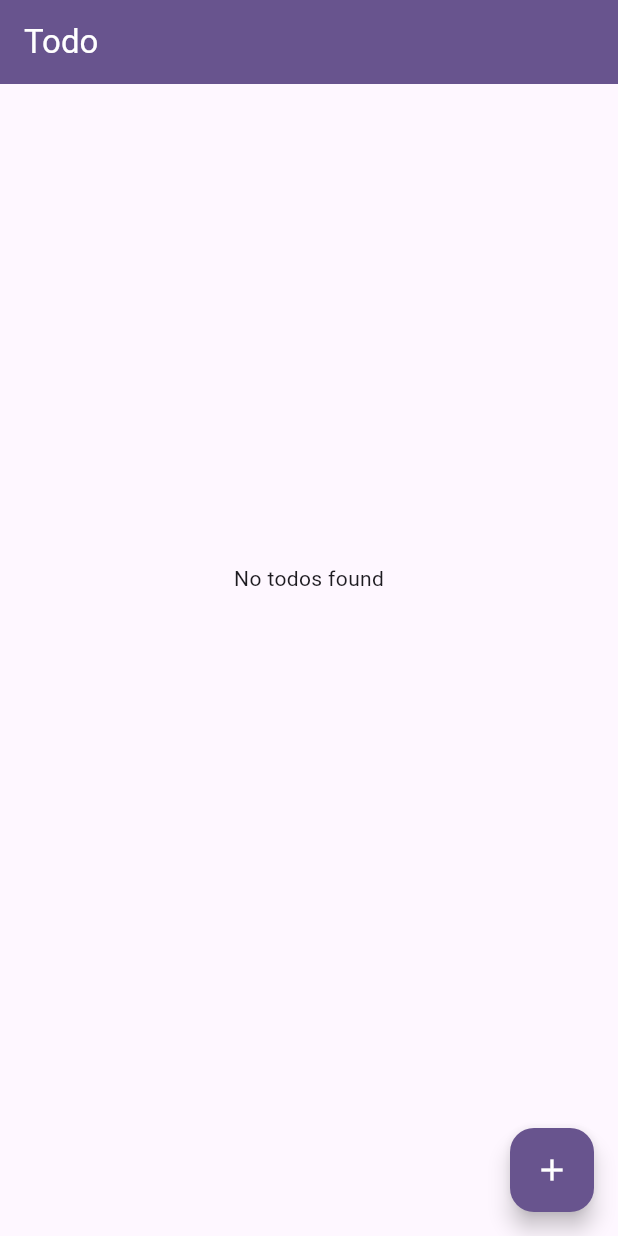
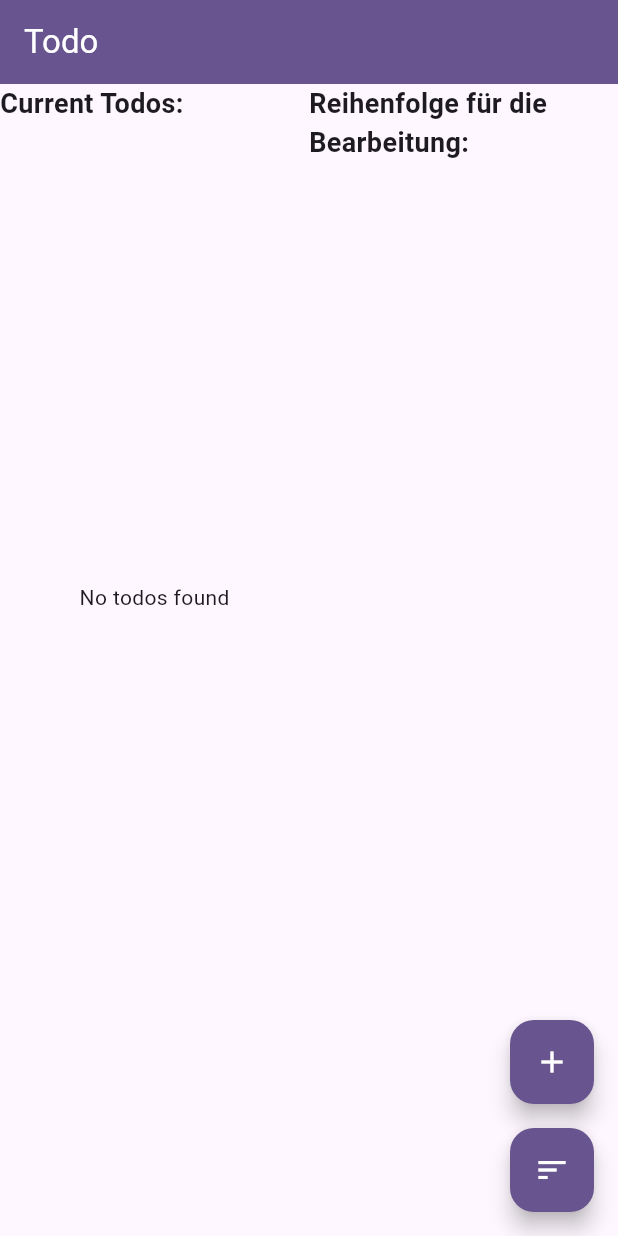
Before and after one commit to csoltenborn/web_entwicklung_BFAX422A, a Flutter app: the screen it shows after launch, on a phone screen of 412 x 824 dp. Run offline on Flutter 3.47's test engine with Material 3 defaults, Android fonts, the phone set to English and light mode, and no system bars; our stand-ins replace cloud_firestore, firebase_core; missing offline and left inert: openapi; accounts and stored records are empty; statements that could not run were skipped.

Commit message:
Todo liste fertig gestellt

```diff
--- a/flutter_application/lib/home_page.dart
+++ b/flutter_application/lib/home_page.dart
@@ -7,6 +7,9 @@ import 'package:flutter_application/services/database_services.dart';
 import 'package:openapi/api.dart';
 import 'package:provider/provider.dart';
 import 'package:intl/intl.dart';
+import 'package:uuid/uuid.dart';
+
+
 
 class HomePage extends StatefulWidget {
   const HomePage({super.key, required this.title});
@@ -18,6 +21,7 @@ class HomePage extends StatefulWidget {
 }
 
 class _HomePageState extends State<HomePage> {
+
   final TextEditingController _textEditingController = TextEditingController();
 
   final DatabaseServices _databaseServices = DatabaseServices();
@@ -25,6 +29,10 @@ class _HomePageState extends State<HomePage> {
 
   String _userInput = "";
   String _aiAnswer = "";
+
+  List<String> allTodoTexts = [];
+  List<String> allTodoTextsnot = [];
+  List<String> words =[];
 
   ChatApi? _api;
 
@@ -58,44 +66,33 @@ class _HomePageState extends State<HomePage> {
       resizeToAvoidBottomInset: false,
       appBar: _appBar(),
       body: _buildUI(),
-      floatingActionButton: FloatingActionButton(onPressed: _displayTextInputDialog , backgroundColor: Theme.of(context).colorScheme.primary,
+      floatingActionButton: Column(
+        mainAxisAlignment: MainAxisAlignment.end,
+        crossAxisAlignment: CrossAxisAlignment.end,
+        children: [
+          FloatingActionButton(
+            onPressed: _displayTextInputDialog,
+            backgroundColor: Theme.of(context).colorScheme.primary,
             child: const Icon(
               Icons.add,
               color: Colors.white,
             ),
           ),
-    );
-  }
+          const SizedBox(height: 16),
 
-  /**
-      body: Column(
-        children: <Widget>[
-          TextField(
-            key: const Key('UserInputTextField'),
-            maxLines: 5,
-            decoration: const InputDecoration(
-              hintText: 'Enter text here',
-            ),
-            onChanged: (String value) {
-              _setUserInput(value);
-            },
-          ),
-          Expanded(
-            child: Text(
-              _aiAnswer,
-              key: const Key('AiAnswerText'),
+          FloatingActionButton(
+            onPressed: sort,
+            backgroundColor: Theme.of(context).colorScheme.primary,
+            child: const Icon(
+              Icons.sort,
+              color: Colors.white,
             ),
           ),
         ],
       ),
-      floatingActionButton: FloatingActionButton(
-        tooltip: 'Ask AI',
-        onPressed: _askAI,
-        child: const Icon(Icons.send),
-      ),
     );
   }
-*/
+
   PreferredSizeWidget _appBar() {
     return AppBar(
       backgroundColor: Theme.of(context).colorScheme.primary,
@@ -120,6 +117,21 @@ class _HomePageState extends State<HomePage> {
   return SizedBox(
     height: MediaQuery.of(context).size.height * 0.8,
     width: MediaQuery.of(context).size.width,
+    child: Row(
+      crossAxisAlignment: CrossAxisAlignment.start,
+      children: [
+        Expanded(
+          child: Column(
+            crossAxisAlignment: CrossAxisAlignment.start,
+            children: [
+              const Text(
+                "Current Todos:",
+                style: TextStyle(
+                  fontSize: 18,
+                  fontWeight: FontWeight.bold,
+                ),
+              ),
+              Expanded(
                 child: StreamBuilder(
                   stream: _databaseServices.getTodos(),
                   builder: (context,snapshot){
@@ -129,6 +141,16 @@ class _HomePageState extends State<HomePage> {
                         child: Text("No todos found"),
                       );
                     }
+
+                    //fügt die Todos in die NotListe ein
+                    for (var todo in todos) {
+                      if (!allTodoTextsnot.contains(todo['task'])) {
+                        allTodoTextsnot.add(todo['task']);
+                      }
+                    }
+                    allTodoTextsnot.removeWhere((task) => !todos.any((todo) => todo['task'] == task));
+
+
                     return ListView.builder(
                       itemCount: todos.length,
                       itemBuilder: (context, indext){
@@ -143,22 +165,13 @@ class _HomePageState extends State<HomePage> {
                             tileColor: Theme.of(context).colorScheme.primaryContainer,
                             title: Text(todo.task),
                             subtitle: Text(
-                    DateFormat("dd-MM-yyyy h:mm a").format(
+                              DateFormat("dd-MM-yyyy H:mm").format(
                                 todo.updatedOn.toDate(),
                               ),
                             ),
-                    trailing: Checkbox(
-                      value: todo.isDone,
-                      onChanged:(value){
-                        Todo updatedTodo = todo.copyWith(
-                          isDone: !todo.isDone,
-                          updatedOn: Timestamp.now(),
-                        );
-                        _databaseServices.updateTodo(todoId, updatedTodo);
-                      }
-                    ),
                             onLongPress: () {
                               _databaseServices.deleteTodo(todoId);
+                              sort();
                             },
                           ),
                         );
@@ -166,8 +179,42 @@ class _HomePageState extends State<HomePage> {
                     );
                   }
                 ),
+              ),
+            ],
+          ),
+        ),
+        const Divider(thickness: 1, color: Colors.grey,), // Add a vertical divider
+        Expanded(
+          child: Column(
+            crossAxisAlignment: CrossAxisAlignment.start,
+            children: [
+              const Text(
+                "Reihenfolge für die Bearbeitung:",
+                style: TextStyle(
+                  fontSize: 18,
+                  fontWeight: FontWeight.bold,
+                ),
+              ),
+
+              Expanded(
+                child: ListView.builder(
+                itemCount: allTodoTexts.length,
+                itemBuilder: (context, index) {
+                  return ListTile(
+                    title: Text('${index + 1}. ${allTodoTexts[index]}'),
+                    );
+                  },
+                ),
+              ),
+            ],
+          ),
+        ),
+      ],
+    ),
   );
 }
+
+
 
   void _displayTextInputDialog() async{
     return showDialog(
@@ -187,15 +234,18 @@ class _HomePageState extends State<HomePage> {
               textColor: Colors.white,
               child: const Text("Add"),
               onPressed: () {
+                 var uuid = const Uuid();
                 Todo todo = Todo(
                   task: _textEditingController.text,
                   isDone: false,
                   createdOn: Timestamp.now(),
                   updatedOn: Timestamp.now(),
+                  id: uuid.v4(),
                 );
                 _databaseServices.addTodo(todo);
                 Navigator.pop(context);
                 _textEditingController.clear();
+                sort();
               },
             )
           ],
@@ -203,4 +253,37 @@ class _HomePageState extends State<HomePage> {
       },
     );
   }
+
+  void sort(){
+    allTodoTexts.clear();
+    allTodoTexts = allTodoTextsnot;
+    if(allTodoTexts.isNotEmpty){
+      StringBuffer promptBuffer = StringBuffer();
+      promptBuffer.write("Sortiere die folgenden Todos nach Wichtigkeit der Aufgabe.Gebe mir nur die Todos zurück, die Antwort soll so aussehen: Todo,Todo,und so weiter. "
+      +"Die Aufgaben sortiert nach Wichtigkeit lauten:");
+
+      for (int i = 0; i < allTodoTexts.length; i++) {
+        String todoTask = allTodoTexts[i];
+        promptBuffer.write("$todoTask,");
       }
+
+      String prompt = promptBuffer.toString();
+      _setUserInput(prompt);
+      _askAI();
+
+      String filteredText = filterWords(_aiAnswer);
+
+      setState(() {
+        allTodoTexts =  filteredText.split(' ');
+      });
+    }
+  }
+
+String filterWords(String text) {
+  words.clear();
+  String cleanedText = text.replaceAll('TodoTask: ', '').replaceAll(',', '').replaceAll('Die sortierten Todos nach Wichtigkeit lauten:', '').replaceAll('.', '');
+  words = cleanedText.split(' ');
+  return words.join(' ');
+}
+
+}
--- a/flutter_application/lib/models/todo.dart
+++ b/flutter_application/lib/models/todo.dart
@@ -3,12 +3,14 @@ import 'package:cloud_firestore/cloud_firestore.dart';
 class Todo{
   String task;
   bool isDone;
+  String? id;
   Timestamp createdOn;
   Timestamp updatedOn;
 
   Todo({
     required this.task,
     required this.isDone,
+    required this.id,
     required this.createdOn,
     required this.updatedOn,
   });
@@ -16,6 +18,7 @@ class Todo{
   Todo.fromJason(Map<String, Object?> json): this(
     task: json['task']! as String,
     isDone: json['isDone']! as bool,
+    id: json['id']! as String,
     createdOn: json['createdOn']! as Timestamp,
     updatedOn: json['updatedOn']! as Timestamp,
   );
@@ -23,12 +26,14 @@ class Todo{
   Todo copyWith({
     String? task,
     bool? isDone,
+    String? id,
     Timestamp? createdOn,
     Timestamp? updatedOn,
   }) {
     return Todo(
       task: task ?? this.task,
       isDone: isDone ?? this.isDone,
+      id: id ?? this.id,
       createdOn: createdOn ?? this.createdOn,
       updatedOn: updatedOn ?? this.updatedOn,
     );
@@ -38,8 +43,10 @@ class Todo{
     return {
       'task': task,
       'isDone': isDone,
+      'id': id,
       'createdOn': createdOn,
       'updatedOn': updatedOn,
     };
   }
+
 }
--- a/flutter_application/pubspec.yaml
+++ b/flutter_application/pubspec.yaml
@@ -42,6 +42,7 @@ dependencies:
   firebase_core: ^2.32.0
   cloud_firestore: ^4.17.5
   leak_tracker: ^10.0.5
+  uuid: ^4.4.0
 
 dev_dependencies:
   flutter_test:
```
Also changed, not shown: flutter_application/pubspec.lock. Lines whose indentation alone changed are shown as unchanged.
